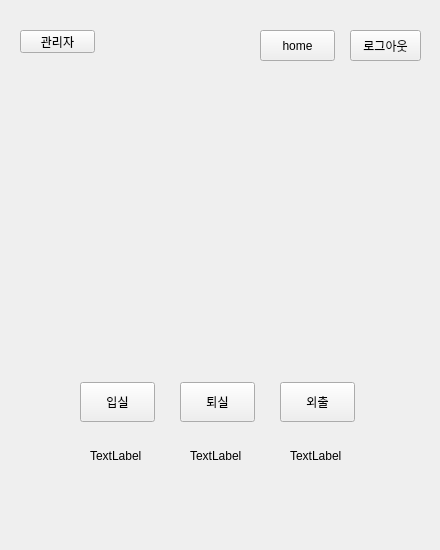
Above: bcon/bcon.ui from soyyoonn/Project before the change. Below: the same form after it.
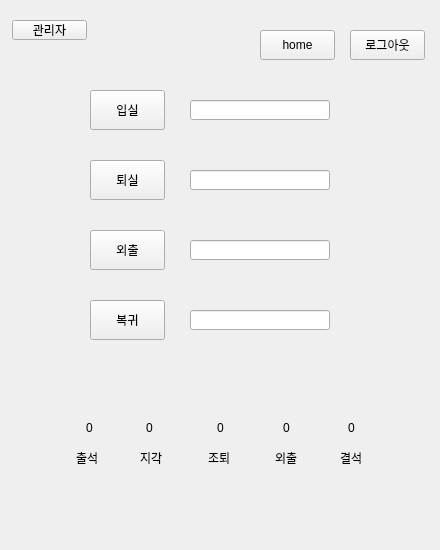
That is the form after the change.

Diff of the .ui file:
```diff
--- a/bcon/bcon.ui
+++ b/bcon/bcon.ui
@@ -182,8 +182,8 @@
     <widget class="QPushButton" name="c_in">
      <property name="geometry">
       <rect>
-       <x>80</x>
-       <y>382</y>
+       <x>90</x>
+       <y>90</y>
        <width>75</width>
        <height>40</height>
       </rect>
@@ -195,8 +195,8 @@
     <widget class="QPushButton" name="c_out">
      <property name="geometry">
       <rect>
-       <x>180</x>
-       <y>382</y>
+       <x>90</x>
+       <y>160</y>
        <width>75</width>
        <height>40</height>
       </rect>
@@ -208,8 +208,8 @@
     <widget class="QPushButton" name="c_go">
      <property name="geometry">
       <rect>
-       <x>280</x>
-       <y>382</y>
+       <x>90</x>
+       <y>230</y>
        <width>75</width>
        <height>40</height>
       </rect>
@@ -223,8 +223,8 @@
       <rect>
        <x>350</x>
        <y>30</y>
-       <width>71</width>
-       <height>31</height>
+       <width>75</width>
+       <height>30</height>
       </rect>
      </property>
      <property name="text">
@@ -234,62 +234,49 @@
     <widget class="QLabel" name="label_4">
      <property name="geometry">
       <rect>
-       <x>30</x>
-       <y>80</y>
-       <width>381</width>
-       <height>271</height>
-      </rect>
-     </property>
-     <property name="text">
-      <string/>
-     </property>
-    </widget>
-    <widget class="QLabel" name="label_5">
-     <property name="geometry">
-      <rect>
-       <x>90</x>
+       <x>76</x>
        <y>450</y>
-       <width>56</width>
-       <height>12</height>
+       <width>30</width>
+       <height>15</height>
       </rect>
      </property>
      <property name="text">
-      <string>TextLabel</string>
+      <string>출석</string>
      </property>
     </widget>
     <widget class="QLabel" name="label_7">
      <property name="geometry">
       <rect>
-       <x>190</x>
+       <x>140</x>
        <y>450</y>
-       <width>56</width>
-       <height>12</height>
+       <width>30</width>
+       <height>15</height>
       </rect>
      </property>
      <property name="text">
-      <string>TextLabel</string>
+      <string>지각</string>
      </property>
     </widget>
     <widget class="QLabel" name="label_8">
      <property name="geometry">
       <rect>
-       <x>290</x>
+       <x>208</x>
        <y>450</y>
-       <width>56</width>
-       <height>12</height>
+       <width>30</width>
+       <height>15</height>
       </rect>
      </property>
      <property name="text">
-      <string>TextLabel</string>
+      <string>조퇴</string>
      </property>
     </widget>
     <widget class="QPushButton" name="btn_tcheck">
      <property name="geometry">
       <rect>
-       <x>20</x>
-       <y>30</y>
+       <x>12</x>
+       <y>20</y>
        <width>75</width>
-       <height>23</height>
+       <height>20</height>
       </rect>
      </property>
      <property name="text">
@@ -302,13 +289,169 @@
        <x>260</x>
        <y>30</y>
        <width>75</width>
-       <height>31</height>
+       <height>30</height>
       </rect>
      </property>
      <property name="text">
       <string>home</string>
      </property>
     </widget>
+    <widget class="QPushButton" name="btn_back">
+     <property name="geometry">
+      <rect>
+       <x>90</x>
+       <y>300</y>
+       <width>75</width>
+       <height>40</height>
+      </rect>
+     </property>
+     <property name="text">
+      <string>복귀</string>
+     </property>
+    </widget>
+    <widget class="QLabel" name="goingout">
+     <property name="geometry">
+      <rect>
+       <x>275</x>
+       <y>450</y>
+       <width>30</width>
+       <height>15</height>
+      </rect>
+     </property>
+     <property name="text">
+      <string>외출</string>
+     </property>
+    </widget>
+    <widget class="QLineEdit" name="checkin">
+     <property name="geometry">
+      <rect>
+       <x>190</x>
+       <y>100</y>
+       <width>140</width>
+       <height>20</height>
+      </rect>
+     </property>
+     <property name="alignment">
+      <set>Qt::AlignCenter</set>
+     </property>
+    </widget>
+    <widget class="QLineEdit" name="checkout">
+     <property name="geometry">
+      <rect>
+       <x>190</x>
+       <y>170</y>
+       <width>140</width>
+       <height>20</height>
+      </rect>
+     </property>
+     <property name="alignment">
+      <set>Qt::AlignCenter</set>
+     </property>
+    </widget>
+    <widget class="QLineEdit" name="checkgo">
+     <property name="geometry">
+      <rect>
+       <x>190</x>
+       <y>240</y>
+       <width>140</width>
+       <height>20</height>
+      </rect>
+     </property>
+     <property name="alignment">
+      <set>Qt::AlignCenter</set>
+     </property>
+    </widget>
+    <widget class="QLineEdit" name="checkback">
+     <property name="geometry">
+      <rect>
+       <x>190</x>
+       <y>310</y>
+       <width>140</width>
+       <height>20</height>
+      </rect>
+     </property>
+     <property name="alignment">
+      <set>Qt::AlignCenter</set>
+     </property>
+    </widget>
+    <widget class="QLabel" name="absent">
+     <property name="geometry">
+      <rect>
+       <x>340</x>
+       <y>450</y>
+       <width>30</width>
+       <height>15</height>
+      </rect>
+     </property>
+     <property name="text">
+      <string>결석</string>
+     </property>
+    </widget>
+    <widget class="QLabel" name="attendancecount">
+     <property name="geometry">
+      <rect>
+       <x>86</x>
+       <y>420</y>
+       <width>20</width>
+       <height>15</height>
+      </rect>
+     </property>
+     <property name="text">
+      <string>0</string>
+     </property>
+    </widget>
+    <widget class="QLabel" name="latecount">
+     <property name="geometry">
+      <rect>
+       <x>146</x>
+       <y>420</y>
+       <width>20</width>
+       <height>15</height>
+      </rect>
+     </property>
+     <property name="text">
+      <string>0</string>
+     </property>
+    </widget>
+    <widget class="QLabel" name="leavecount">
+     <property name="geometry">
+      <rect>
+       <x>217</x>
+       <y>420</y>
+       <width>20</width>
+       <height>15</height>
+      </rect>
+     </property>
+     <property name="text">
+      <string>0</string>
+     </property>
+    </widget>
+    <widget class="QLabel" name="goingoutcount">
+     <property name="geometry">
+      <rect>
+       <x>283</x>
+       <y>420</y>
+       <width>20</width>
+       <height>15</height>
+      </rect>
+     </property>
+     <property name="text">
+      <string>0</string>
+     </property>
+    </widget>
+    <widget class="QLabel" name="absentcount">
+     <property name="geometry">
+      <rect>
+       <x>348</x>
+       <y>420</y>
+       <width>20</width>
+       <height>15</height>
+      </rect>
+     </property>
+     <property name="text">
+      <string>0</string>
+     </property>
+    </widget>
    </widget>
    <widget class="QWidget" name="page_6">
     <widget class="QLabel" name="label_6">
```
Left out of the diff: 69 changed lines with no effect on the pictures.
